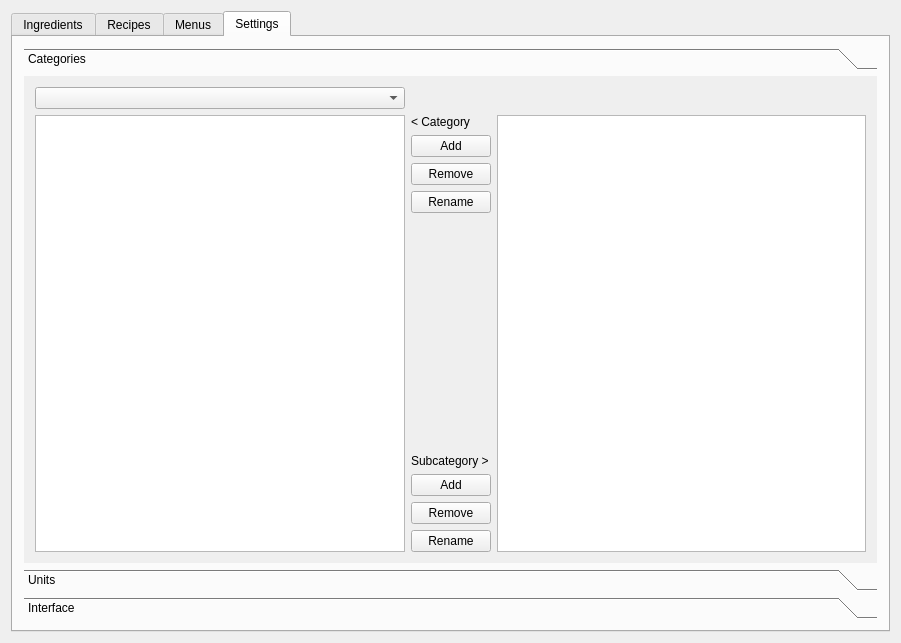
Above: mainwindow.ui from Greezael/sukaldu before the change. Below: the same form after it.
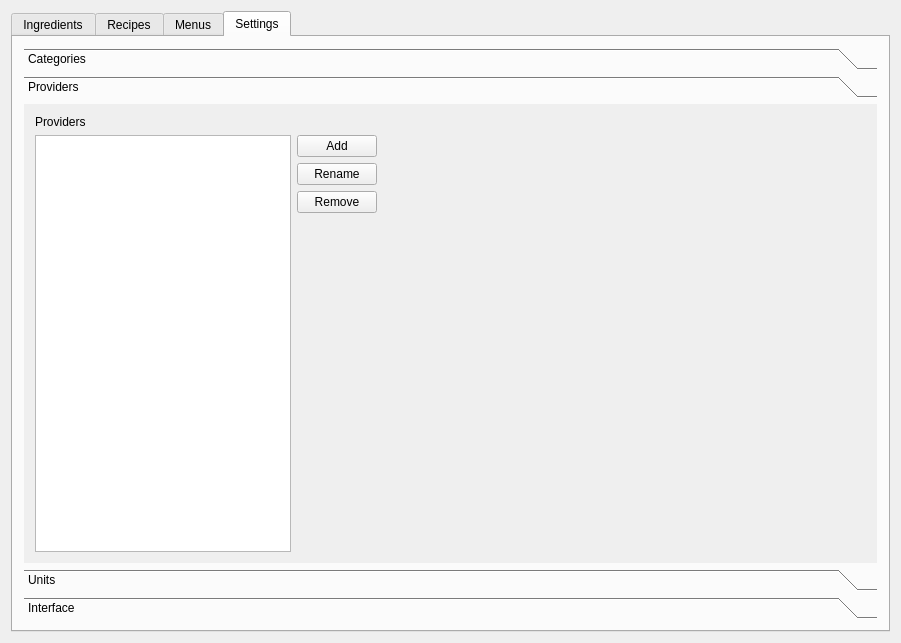
That is the form after the change. The open tabs and pages were chosen to show the change.

Commit message: Added price providers for the products

```diff
--- a/mainwindow.ui
+++ b/mainwindow.ui
@@ -838,7 +838,7 @@
         <item>
          <widget class="QToolBox" name="toolBox">
           <property name="currentIndex">
-           <number>0</number>
+           <number>1</number>
           </property>
           <widget class="QWidget" name="set_categories">
            <property name="geometry">
@@ -846,7 +846,7 @@
              <x>0</x>
              <y>0</y>
              <width>861</width>
-             <height>465</height>
+             <height>430</height>
             </rect>
            </property>
            <attribute name="label">
@@ -933,6 +933,76 @@
             </item>
            </layout>
           </widget>
+          <widget class="QWidget" name="set_providers">
+           <attribute name="label">
+            <string>Providers</string>
+           </attribute>
+           <layout class="QGridLayout" name="gridLayout_8">
+            <item row="4" column="2">
+             <spacer name="horizontalSpacer_11">
+              <property name="orientation">
+               <enum>Qt::Horizontal</enum>
+              </property>
+              <property name="sizeHint" stdset="0">
+               <size>
+                <width>40</width>
+                <height>20</height>
+               </size>
+              </property>
+             </spacer>
+            </item>
+            <item row="4" column="0" rowspan="5">
+             <widget class="QListView" name="set_prov"/>
+            </item>
+            <item row="4" column="1">
+             <widget class="QPushButton" name="set_prov_add">
+              <property name="text">
+               <string>Add</string>
+              </property>
+             </widget>
+            </item>
+            <item row="2" column="0">
+             <widget class="QLabel" name="set_prov_tag">
+              <property name="sizePolicy">
+               <sizepolicy hsizetype="Preferred" vsizetype="Maximum">
+                <horstretch>0</horstretch>
+                <verstretch>0</verstretch>
+               </sizepolicy>
+              </property>
+              <property name="text">
+               <string>Providers</string>
+              </property>
+             </widget>
+            </item>
+            <item row="4" column="3">
+             <spacer name="horizontalSpacer_10">
+              <property name="orientation">
+               <enum>Qt::Horizontal</enum>
+              </property>
+              <property name="sizeHint" stdset="0">
+               <size>
+                <width>40</width>
+                <height>20</height>
+               </size>
+              </property>
+             </spacer>
+            </item>
+            <item row="5" column="1">
+             <widget class="QPushButton" name="set_prov_ren">
+              <property name="text">
+               <string>Rename</string>
+              </property>
+             </widget>
+            </item>
+            <item row="6" column="1">
+             <widget class="QPushButton" name="set_prov_rem">
+              <property name="text">
+               <string>Remove</string>
+              </property>
+             </widget>
+            </item>
+           </layout>
+          </widget>
           <widget class="QWidget" name="set_units">
            <property name="geometry">
             <rect>
```
Left out of the diff: 14 changed lines with no effect on the pictures. The commit also changes 10 other files.
